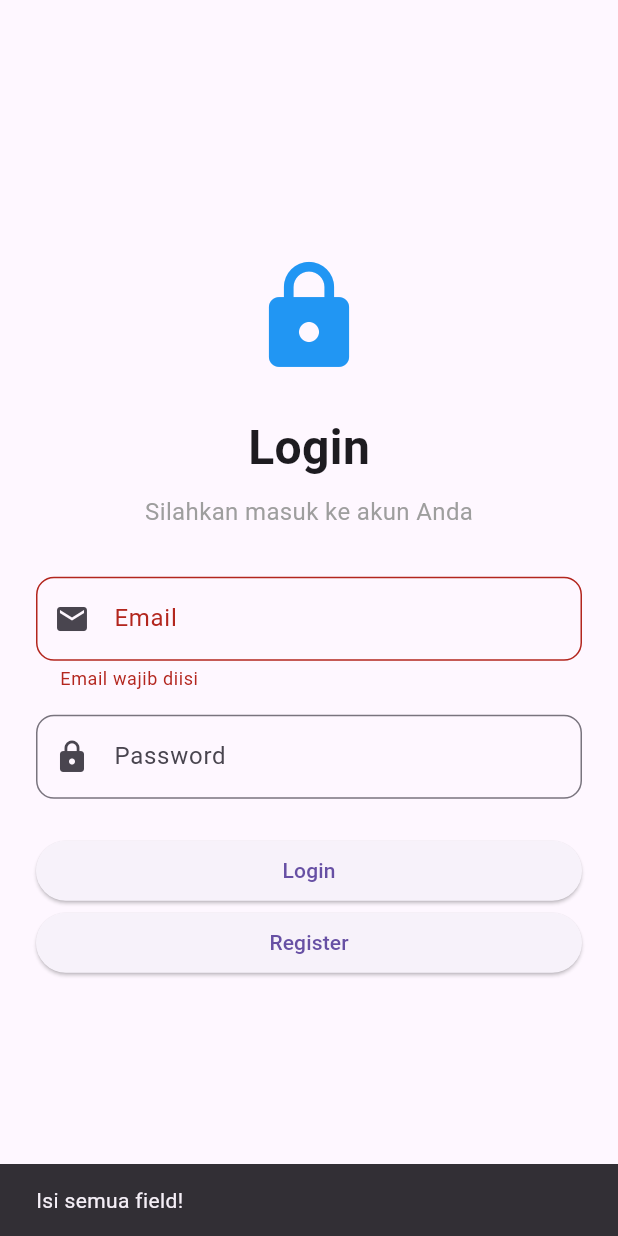
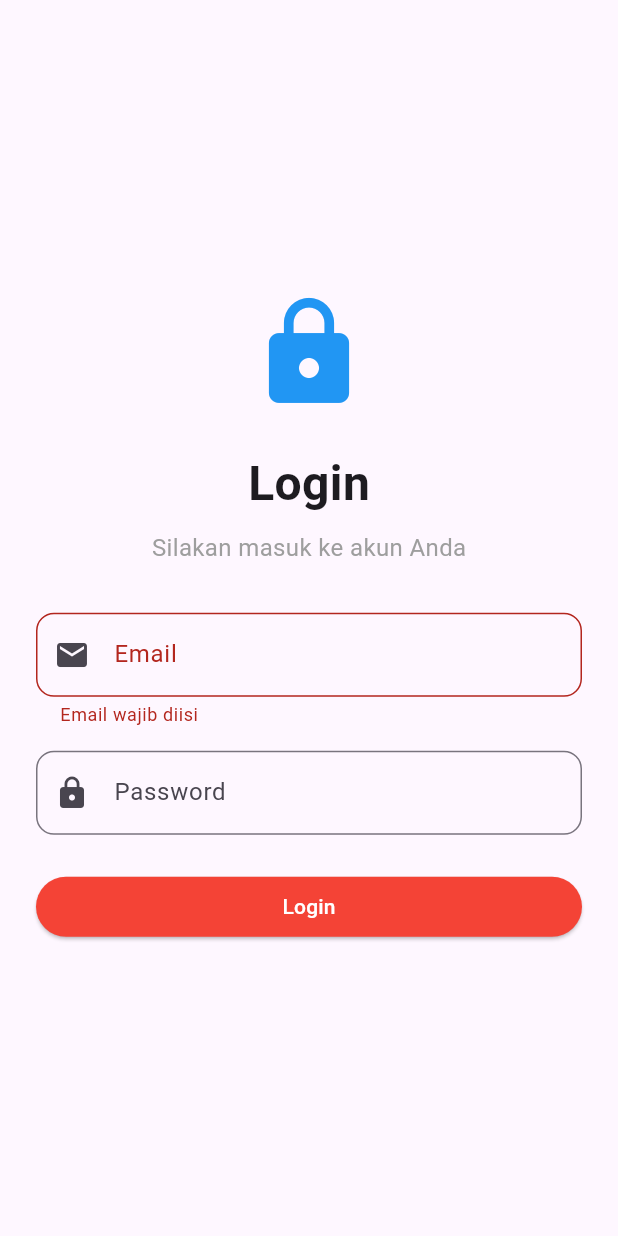
Before and after one commit to minipingu/ppkd_ju_android_dev_dede, a Flutter app: the screen it shows after launch, after a tap on "Login", on a phone screen of 412 x 824 dp. Run offline on Flutter 3.47's test engine with Material 3 defaults, Android fonts, the phone set to English and light mode, and no system bars; our stand-ins replace go_router, shared_preferences, sqflite; missing offline and left inert: android_alarm_manager_plus, flutter_full_screen_intent; accounts and stored records are empty.

Commit message:
scaffold tugas 11

```diff
--- /dev/null
+++ b/devtools_options.yaml
@@ -0,0 +1,3 @@
+description: This file stores settings for Dart & Flutter DevTools.
+documentation: https://docs.flutter.dev/tools/devtools/extensions#configure-extension-enablement-states
+extensions:
--- a/lib/db/database/db_helper.dart
+++ b/lib/latihan_sqflite/db/database/db_helper.dart
@@ -1,4 +1,4 @@
-import 'package:ppkd_ju_android_dev_dede/models/user_login_model.dart';
+import 'package:ppkd_ju_android_dev_dede/latihan_sqflite/models/user_login_model.dart';
 import 'package:sqflite/sqflite.dart';
 import 'package:path/path.dart';
 
--- a/lib/latihan_validasi/latihan_validasi.dart
+++ b/lib/latihan_validasi/latihan_validasi.dart
@@ -1,6 +1,6 @@
 import 'package:flutter/material.dart';
-import 'package:ppkd_ju_android_dev_dede/db/database/db_helper.dart';
-import 'package:ppkd_ju_android_dev_dede/models/user_login_model.dart';
+import 'package:ppkd_ju_android_dev_dede/latihan_sqflite/db/database/db_helper.dart';
+import 'package:ppkd_ju_android_dev_dede/latihan_sqflite/models/user_login_model.dart';
 
 class LoginScreenDB extends StatefulWidget {
   const LoginScreenDB({super.key});
--- a/lib/main.dart
+++ b/lib/main.dart
@@ -7,12 +7,18 @@ import 'package:ppkd_ju_android_dev_dede/nyoba/bottom_nav4.dart';
 import 'package:ppkd_ju_android_dev_dede/nyoba/bottom_nav_latihan.dart';
 import 'package:ppkd_ju_android_dev_dede/nyoba/drawer_latihan.dart';
 import 'package:ppkd_ju_android_dev_dede/tugas10/tugas10.dart';
+import 'package:ppkd_ju_android_dev_dede/tugas11/services/preference_handler.dart';
+import 'package:ppkd_ju_android_dev_dede/tugas11/views/splash_screen.dart';
 import 'package:ppkd_ju_android_dev_dede/tugas7/tugas7_routes.dart';
 import 'package:ppkd_ju_android_dev_dede/tugas8/app.dart';
 import 'package:ppkd_ju_android_dev_dede/tugas9/app.dart';
 import 'package:ppkd_ju_android_dev_dede/tugas9/pages/tugas9_page1.dart';
 
-void main() {
+void main() async {
+  // intinya kalau pakai async/await harus ada ini :
+  WidgetsFlutterBinding.ensureInitialized();
+  //
+  await PreferenceHandler.init();
   runApp(const MyApp());
 
   // tugas8
@@ -66,6 +72,9 @@ class MyApp extends StatelessWidget {
       //tugas10
       // home: Tugas10(),
 
+      //tugas11
+      home: SplashScreen11(),
+
       // nyoba
       // bottom nav 1
       // home: BottomNav1(),
@@ -76,7 +85,7 @@ class MyApp extends StatelessWidget {
       // home: DrawerLatihan(),
 
       //latihan db, sekarang sqflite
-      home: LoginScreenDB(),
+      // home: LoginScreenDB(),
 
       // debugShowCheckedModeBanner: false,
     );
--- /dev/null
+++ b/lib/tugas11/services/preference_handler.dart
@@ -0,0 +1,33 @@
+import 'package:shared_preferences/shared_preferences.dart';
+
+// Helper class untuk mengelola penyimpanan data lokal (Session/Preferences) menggunakan package SharedPreferences.
+class PreferenceHandler {
+  // Variable static untuk menyimpan instance dari SharedPreferences.
+  // late menandakan variable akan diinisialisasi sebelum digunakan (pada fungsi init).
+  static late SharedPreferences _prefs;
+
+  // Inisialisasi SharedPreferences.
+  // Wajib dipanggil sekali di awal aplikasi (misalnya di main.dart) sebelum membaca/menulis data.
+  static Future<void> init() async {
+    _prefs = await SharedPreferences.getInstance();
+  }
+
+  // Key unik yang digunakan untuk menyimpan status login di lokal storage.
+  static const _keyIsLogin = "isLogin";
+
+  // Membantu menyimpan status login pengguna (true/false) ke dalam SharedPreferences.
+  static Future<void> setLogin(bool isLogin) async {
+    await _prefs.setBool(_keyIsLogin, isLogin);
+  }
+
+  // Getter static untuk mengecek apakah pengguna sudah login atau belum.
+  // Mengembalikan value boolean dari key 'isLogin', jika null (belum pernah disimpan) maka default-nya false.
+  static bool get isLogin {
+    return _prefs.getBool(_keyIsLogin) ?? false;
+  }
+
+  // Fungsi untuk logout. Menghapus key status login dari SharedPreferences.
+  static Future<void> logOut() async {
+    await _prefs.remove(_keyIsLogin);
+  }
+}
--- /dev/null
+++ b/lib/tugas11/views/login.dart
@@ -0,0 +1,168 @@
+import 'package:flutter/material.dart';
+import 'package:ppkd_ju_android_dev_dede/tugas11/navigator/navigator.dart';
+import 'package:ppkd_ju_android_dev_dede/tugas11/services/preference_handler.dart';
+
+class Login11 extends StatefulWidget {
+  const Login11({super.key});
+
+  @override
+  State<Login11> createState() => _Login11State();
+}
+
+class _Login11State extends State<Login11> {
+  final _formKey = GlobalKey<FormState>();
+
+  final emailController = TextEditingController();
+
+  @override
+  Widget build(BuildContext context) {
+    return Scaffold(
+      body: SafeArea(
+        child: Form(
+          key: _formKey,
+          child: Padding(
+            padding: const EdgeInsets.all(24),
+            child: Center(
+              child: SingleChildScrollView(
+                child: Column(
+                  mainAxisAlignment: MainAxisAlignment.center,
+                  children: [
+                    const Icon(Icons.lock, size: 80, color: Colors.blue),
+                    const SizedBox(height: 24),
+                    const Text(
+                      'Login',
+                      style: TextStyle(
+                        fontSize: 32,
+                        fontWeight: FontWeight.bold,
+                      ),
+                    ),
+                    const SizedBox(height: 8),
+                    const Text(
+                      'Silakan masuk ke akun Anda',
+                      style: TextStyle(fontSize: 16, color: Colors.grey),
+                    ),
+                    const SizedBox(height: 32),
+                    TextFormField(
+                      controller: emailController,
+                      validator: (value) {
+                        if (value == null || value.isEmpty) {
+                          return 'Email wajib diisi';
+                        } else if (!value.contains('@')) {
+                          return 'Format email tidak valid';
+                        }
+                        return null;
+                      },
+                      decoration: InputDecoration(
+                        labelText: 'Email',
+                        hintText: 'Masukkan email',
+                        prefixIcon: const Icon(Icons.email),
+                        border: OutlineInputBorder(
+                          borderRadius: BorderRadius.circular(12),
+                        ),
+                      ),
+                    ),
+                    const SizedBox(height: 16),
+                    TextFormField(
+                      obscureText: true,
+                      decoration: InputDecoration(
+                        labelText: 'Password',
+                        hintText: 'Masukkan password',
+                        prefixIcon: const Icon(Icons.lock),
+                        border: OutlineInputBorder(
+                          borderRadius: BorderRadius.circular(12),
+                        ),
+                      ),
+                    ),
+                    const SizedBox(height: 24),
+                    SizedBox(
+                      width: double.infinity,
+                      child: ElevatedButton(
+                        style: ElevatedButton.styleFrom(
+                          backgroundColor: Colors.red,
+                          // textStyle: TextStyle(color: Colors.white),
+                        ),
+                        onPressed: () {
+                          if (_formKey.currentState!.validate()) {
+                            showDialog(
+                              context: context,
+                              builder: (_) => AlertDialog(
+                                title: Text('Data '),
+                                content: Column(
+                                  mainAxisSize: MainAxisSize.min,
+                                  crossAxisAlignment: CrossAxisAlignment.start,
+                                  children: [
+                                    Text('Email: ${emailController.text}'),
+                                  ],
+                                ), // Column
+                                actions: [
+                                  TextButton(
+                                    onPressed: () {
+                                      context.pop();
+                                      PreferenceHandler.setLogin(true);
+                                      context.push(
+                                        HalamanTerimaKasih(
+                                          email: emailController.text,
+                                        ),
+                                      );
+                                    },
+                                    child: Text('Lanjutkan'),
+                                  ), // TextButtontton
+                                ],
+                              ), // AlertDialog
+                            );
+                          }
+                        },
+                        child: const Text(
+                          'Login',
+                          style: TextStyle(color: Colors.white),
+                        ),
+                      ),
+                    ),
+                  ],
+                ),
+              ),
+            ),
+          ),
+        ),
+      ),
+    );
+  }
+}
+
+class HalamanTerimaKasih extends StatelessWidget {
+  final String email;
+  const HalamanTerimaKasih({super.key, required this.email});
+
+  @override
+  Widget build(BuildContext context) {
+    return Scaffold(
+      appBar: AppBar(title: Text('Konfirmasi')),
+      body: Column(
+        children: [
+          Center(
+            child: Text(
+              'Terima kasih, $email',
+              style: TextStyle(fontSize: 18),
+              textAlign: TextAlign.center,
+            ), // Text
+          ),
+
+          SizedBox(
+            width: double.infinity,
+            child: ElevatedButton(
+              onPressed: () {
+                PreferenceHandler.logOut();
+                context.pushAndRemoveAll(Login11());
+              },
+              style: ElevatedButton.styleFrom(
+                backgroundColor: Colors.red,
+                // textStyle: TextStyle(color: Colors.white),
+              ),
+              child: Text("Logout"),
+            ),
+          ),
+        ],
+      ), // Center
+    ); // Scaffold
+  }
+}
--- /dev/null
+++ b/lib/tugas11/views/splash_screen.dart
@@ -0,0 +1,39 @@
+import 'package:flutter/material.dart';
+import 'package:ppkd_ju_android_dev_dede/tugas11/services/preference_handler.dart';
+import 'package:ppkd_ju_android_dev_dede/tugas11/views/login.dart';
+
+import '../navigator/navigator.dart';
+
+class SplashScreen11 extends StatefulWidget {
+  const SplashScreen11({super.key});
+
+  @override
+  State<SplashScreen11> createState() => _SplashScreen11State();
+}
+
+class _SplashScreen11State extends State<SplashScreen11> {
+  @override
+  void initState() {
+    super.initState();
+    goToLogin();
+  }
+
+  void goToLogin() async {
+    await Future.delayed(Duration(seconds: 3));
+    if (PreferenceHandler.isLogin == true) {
+      context.pushAndRemoveAll(HalamanTerimaKasih(email: "email"));
+    } else {
+      context.pushAndRemoveAll(Login11());
+    }
+  }
+
+  @override
+  Widget build(BuildContext context) {
+    return Scaffold(
+      body: Padding(
+        padding: const EdgeInsets.all(28.0),
+        child: Center(child: Image.asset("assets/images/nyawit.png")),
+      ),
+    );
+  }
+}
--- a/pubspec.yaml
+++ b/pubspec.yaml
@@ -34,6 +34,7 @@ dependencies:
     sdk: flutter
   flutter_full_screen_intent: ^0.0.8
   go_router: ^18.0.1
+  shared_preferences: ^2.5.5
   sqflite: ^2.4.4
 
 dev_dependencies:
```
Also changed, not shown: lib/tugas11/navigator/navigator.dart (added, +63 -0 lines), .cursor/mcp.json, .gemini/mcp_config.json, lib/latihan_sqflite/models/user_login_model.dart (renamed from lib/models/user_login_model.dart), pubspec.lock.
